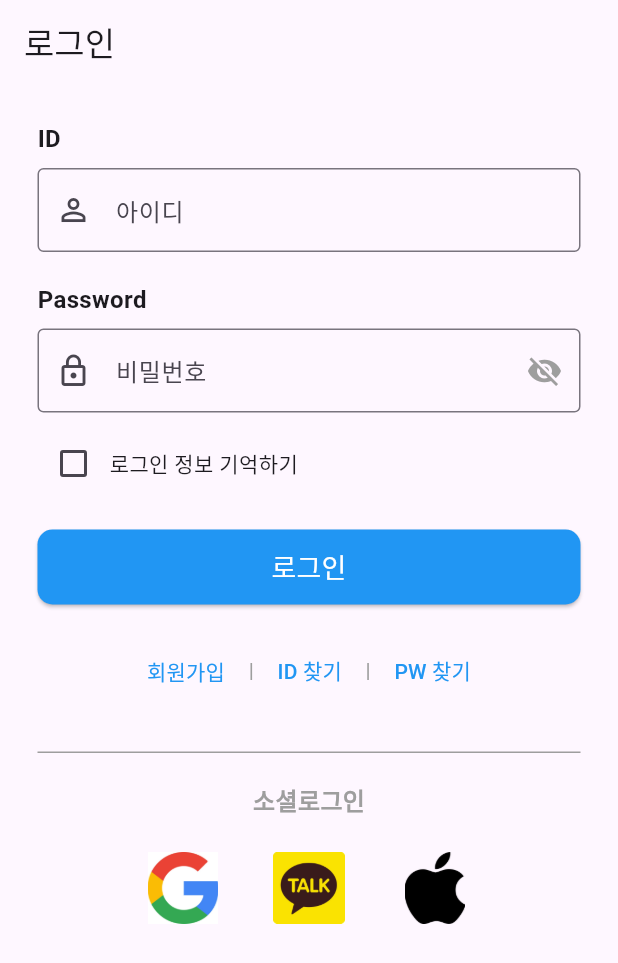
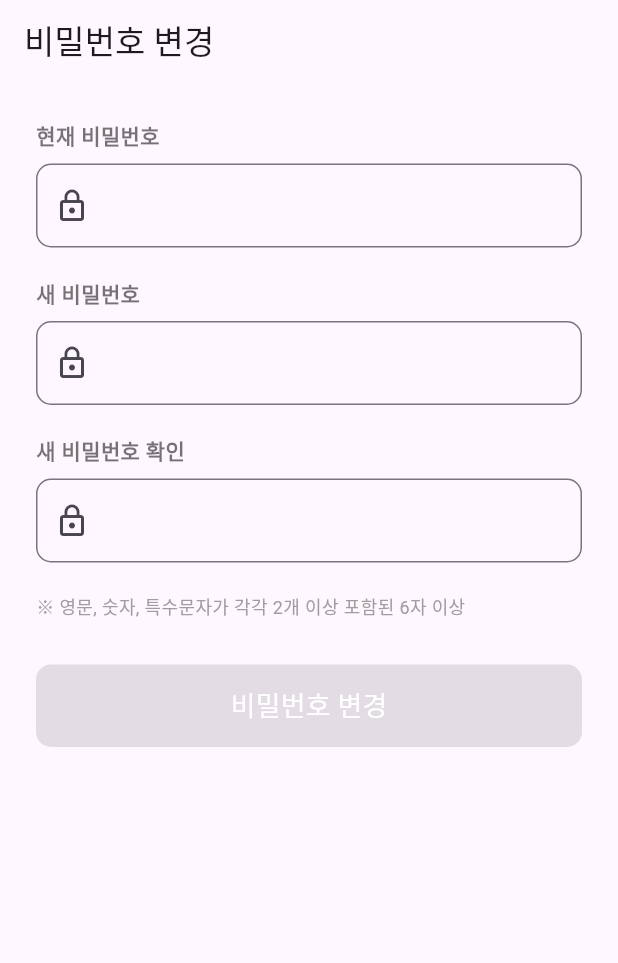
Before and after one commit to lee-yoo-jung/pbl, a Flutter app: the screen it shows after launch, on a phone screen of 412 x 824 dp. Shown: the top 963 px of the screen. Run offline on Flutter 3.47's test engine with Material 3 defaults, Android fonts, the light colour scheme and no system bars.

Commit message:
마이페이지_비밀번호 변경

```diff
--- a/lib/main.dart
+++ b/lib/main.dart
@@ -1,104 +1,110 @@
 import 'package:flutter/material.dart';
-import 'package:shared_preferences/shared_preferences.dart';
 
-void main() {
-  runApp(const LoginApp()); // LoginApp 위젯을 실행
+class PasswordChangePage extends StatefulWidget {
+  const PasswordChangePage ({super.key});
+
+  @override
+  State<PasswordChangePage> createState() => _PasswordChangePageState();
 }
 
-// 앱의 최상위 위젯, 앱 전체의 기본 설정을 담당
-class LoginApp extends StatelessWidget {
-  const LoginApp({super.key});
+class _PasswordChangePageState extends State<PasswordChangePage> {
+  final _formKey = GlobalKey<FormState>();
 
-  @override
-  Widget build(BuildContext context) {
-    return MaterialApp(
-      title: '로그인 데모',
-      theme: ThemeData( // 앱의 전체적인 테마 설정
-        primarySwatch: Colors.blue, // 앱의 기본 색상 팔레트 파란색
-        visualDensity: VisualDensity.adaptivePlatformDensity, // 플랫폼에 따라 UI 밀도 조절
-      ),
-      home: const LoginPage(), // 앱이 시작될 때 보여줄 첫 화면을 지정
-    );
-  }
-}
+  // 각 입력 필드의 텍스트를 제어하는 컨트롤러
+  final TextEditingController _currentPasswordController = TextEditingController();
+  final TextEditingController _newPasswordController = TextEditingController();
+  final TextEditingController _confirmPasswordController = TextEditingController();
 
-// 상태를 가질 수 있는 위젯. 사용자 입력에 따라 UI가 변해야 하므로 사용
-class LoginPage extends StatefulWidget {
-  const LoginPage({super.key});
+  bool _isNewPasswordValid = false;
+  bool _isPasswordMatch = false;
 
-  @override
-  State<LoginPage> createState() => _LoginPageState(); // 이 위젯의 상태를 관리할 객체를 생성
-}
+  // 비번 조건: 영문, 숫자, 특수문자가 각각 2종류 이상 조합된 6자 이상
+  static final RegExp _passwordRegex = RegExp(
+      r'^(?=.*[a-zA-Z].*[a-zA-Z])'
+      r'(?=.*[0-9].*[0-9])'
+      r'(?=.*[!@#\$%^&*].*[!@#\$%^&*])'
+      r'.{6,}$'
+  );
 
-// LoginPage의 상태를 관리하는 클래스
-class _LoginPageState extends State<LoginPage> {
-  final _formKey = GlobalKey<FormState>(); // Form 위젯의 상태를 관리하기 위한 전역 키
 
-  final TextEditingController _idController = TextEditingController(); // 아이디 입력 필드의 텍스트를 제어
-  final TextEditingController _passwordController = TextEditingController(); // 비밀번호 입력 필드의 텍스트를 제어
-
-  bool _rememberMe = false; // '로그인 정보 기억하기' 체크박스의 상태를 저장하는 변수
-  bool _isPasswordVisible = false;
-
-  // 로그인 정보 기억
   @override
   void initState() {
     super.initState();
-    WidgetsBinding.instance.addPostFrameCallback((_) {
-      _loadRememberMe();
-    });
+    // 새 비밀번호와 확인 비밀번호가 변경될 때마다 유효성 검사를 수행하도록 리스너 추가
+    _newPasswordController.addListener(_validateFields);
+    _confirmPasswordController.addListener(_validateFields);
   }
 
   @override
-  void dispose() {
-    _idController.dispose(); // 위젯이 사라질 때 컨트롤러 정리하여 메모리 누수 방지
-    _passwordController.dispose(); // 비밀번호 컨트롤러 정리
+  void dispose() {    // 리스너를 제거하고 컨트롤러를 해제하여 메모리 누수를 방지
+    _newPasswordController.removeListener(_validateFields);
+    _confirmPasswordController.removeListener(_validateFields);
+    _currentPasswordController.dispose();
+    _newPasswordController.dispose();
+    _confirmPasswordController.dispose();
     super.dispose();
   }
 
-  void _loadRememberMe() async {   //_loadRememberMe()처럼 await를 사용하는 비동기 함수는 별도로 호출
-    final prefs = await SharedPreferences.getInstance();
-    setState(() {
-      _rememberMe = (prefs.getBool('rememberMe') ?? false);
-      if (_rememberMe) {
-        _idController.text = (prefs.getString('id') ?? '');
-        _passwordController.text = (prefs.getString('password') ?? '');
-      }
-    });
+
+  // 모든 유효성 검사 및 버튼 활성화 상태를 업데이트
+  void _validateFields() {
+    final newPass = _newPasswordController.text;
+    final confirmPass = _confirmPasswordController.text;
+
+    // 새 비밀번호 조건 검사
+    final newPasswordValid = _passwordRegex.hasMatch(newPass);
+
+    // 새 비밀번호와 확인 비밀번호 일치 검사
+    final passwordMatch = newPass.isNotEmpty && newPass == confirmPass;
+
+    // 상태가 변경되었을 때만 UI 업데이트
+    if (_isNewPasswordValid != newPasswordValid || _isPasswordMatch != passwordMatch) {
+      setState(() {
+        _isNewPasswordValid = newPasswordValid;
+        _isPasswordMatch = passwordMatch;
+      });
+    }
   }
 
-  // 로그인 시 '로그인 정보 기억하기' 상태를 저장
-  void _validateAndLogin() async {
-    if (_formKey.currentState!.validate()) {
-      String id = _idController.text;
-      String password = _passwordController.text;
 
-      final prefs = await SharedPreferences.getInstance();
+  // '비밀번호 변경' 버튼 활성화 여부를 결정하는 함수
+  bool _isButtonEnabled() {
+    return _currentPasswordController.text.isNotEmpty && _isNewPasswordValid && _isPasswordMatch;
+    // 현재 비밀번호가 비어있지 않고, 새 비밀번호가 유효하며, 두개의 새 비밀번호가 일치해야 함
+  }
 
-      if (_rememberMe) {
-        // 체크박스가 선택된 경우, 아이디, 비밀번호, 상태를 저장
-        await prefs.setString('id', id);
-        await prefs.setString('password', password);
-        await prefs.setBool('rememberMe', true);
-        print('아이디와 비밀번호가 기기에 저장되었습니다.');
-      } else {
-        // 체크박스가 해제된 경우, 저장된 정보를 삭제
-        await prefs.remove('id');
-        await prefs.remove('password');
-        await prefs.remove('rememberMe');
-        print('아이디와 비밀번호가 기기에서 삭제되었습니다.');
-      }
+  // '비밀번호 변경' 버튼 클릭 시 실행될 함수
+  void _changePassword() {
+    // 폼 유효성 검사 및 버튼 활성화 상태 확인
+    if (_formKey.currentState!.validate() && _isButtonEnabled()) {
 
-      // 로그인 성공 시 팝업(AlertDialog)을 띄움
+      // 실제 서버 API 호출을 통해 비밀번호를 변경하는 로직 구현
+
+
+      // 변경 성공 팝업
       showDialog(
         context: context,
         builder: (context) => AlertDialog(
-          title: const Text('로그인 성공'), // 팝업의 제목
-          content: Text('아이디: $id\n비밀번호: $password\n로그인 정보 기억하기: $_rememberMe'),
+          title: const Text('변경 성공'),
+          content: const Text('비밀번호가 성공적으로 변경되었습니다.'),
           actions: [
             TextButton(
-              onPressed: () => Navigator.pop(context), // 버튼을 누르면 팝업이 닫힘
-              child: const Text('확인'), // 버튼에 표시될 텍스트
+              onPressed: () => Navigator.pop(context),
+              child: const Text('확인'),
+            ),
+          ],
+        ),
+      );
+    } else if (!_currentPasswordController.text.isNotEmpty) {   // 현재 비밀번호를 입력하지 않았다면
+      showDialog(
+        context: context,
+        builder: (context) => AlertDialog(
+          title: const Text('오류'),
+          content: const Text('현재 비밀번호를 입력해주세요.'),
+          actions: [
+            TextButton(
+              onPressed: () => Navigator.pop(context),
+              child: const Text('확인'),
             ),
           ],
         ),
@@ -106,204 +112,152 @@ class _LoginPageState extends State<LoginPage> {
     }
   }
 
-  // '회원가입' 버튼을 눌렀을 때 실행되는 함수
-  void _onSignUpPressed() {
-    print('회원가입 버튼 클릭');
-  }
+  // 비밀번호 입력 필드를 위한 공통 위젯 생성 함수
+  Widget _buildPasswordField({
+    required String label,
+    required TextEditingController controller,
+    bool isNewPassword = false,
+    bool isConfirmPassword = false,
+  }) {
 
-  // 'ID 찾기' 버튼을 눌렀을 때 실행되는 함수
-  void _onFindIdPressed() {
-    print('ID 찾기 버튼 클릭');
-  }
+    // 유효성 검사 상태에 따라 아이콘 결정
+    Widget? getSuffixIcon() {
+      if (isNewPassword) {
+        if (controller.text.isEmpty) return null; // 텍스트가 없으면 아이콘 표시 안 함
+        return Icon(
+          _isNewPasswordValid ? Icons.check_circle : Icons.cancel,
+          color: _isNewPasswordValid ? Colors.green : Colors.red,
+        );
+      }
+      if (isConfirmPassword) {
+        if (controller.text.isEmpty) return null;
+        return Icon(
+          _isPasswordMatch ? Icons.check_circle : Icons.cancel,
+          color: _isPasswordMatch ? Colors.green : Colors.red,
+        );
+      }
+      return null;
+    }
 
-  // 'PW 찾기' 버튼을 눌렀을 때 실행되는 함수
-  void _onFindPwPressed() {
-    print('PW 찾기 버튼 클릭');
-  }
+    return Column(
+      crossAxisAlignment: CrossAxisAlignment.start,
+      children: [
 
-  // 소셜 로그인 버튼을 눌렀을 때 실행될 함수. 어떤 버튼인지 인자로 받음
-  void _onSocialLoginPressed(String platform) {
-    print('$platform로 소셜 로그인 시도');
+        // 필드 제목
+        Text(
+          label,
+          style: const TextStyle(
+            fontSize: 14,
+            fontWeight: FontWeight.bold,
+            color: Colors.black54,
+          ),
+        ),
+        const SizedBox(height: 8),
+
+        // 실제 비밀번호 입력 필드
+        TextFormField(
+          controller: controller,
+          obscureText: true,     // 입력 텍스트 가리기
+          decoration: InputDecoration(
+            border: const OutlineInputBorder(
+              borderRadius: BorderRadius.all(Radius.circular(10)),
+            ),
+            prefixIcon: const Icon(Icons.lock_outline),
+            suffixIcon: getSuffixIcon(),
+          ),
+          validator: (value) {
+            // 폼 제출 시 실행되는 최종 유효성 검사
+            if (value == null || value.isEmpty) {
+              return '비밀번호를 입력해주세요.';
+            }
+            if (isNewPassword && !_isNewPasswordValid && value.isNotEmpty) {
+              return '비밀번호 조건을 만족하지 못합니다.';
+            }
+            if (isConfirmPassword && !_isPasswordMatch && value.isNotEmpty) {
+              return '새 비밀번호와 일치하지 않습니다.';
+            }
+            return null; // 유효성 통과
+          },
+        ),
+        const SizedBox(height: 20),
+      ],
+    );
   }
 
   @override
   Widget build(BuildContext context) {
-    return Scaffold( // 기본적인 Material 디자인 레이아웃 구조를 제공
+    return Scaffold(
       appBar: AppBar(
-        title: const Text('로그인'),
+        title: const Text('비밀번호 변경'),
       ),
-      body: SingleChildScrollView(
-        child: Padding(
-          padding: const EdgeInsets.all(25),  // 모든 방향에 25의 여백
-          child: Form(                        // 폼을 생성하여 유효성 검사를 쉽게 만듦
-            key: _formKey,                    // 폼의 상태를 관리하기 위해 key를 연결
-            child: Column(
-              mainAxisAlignment: MainAxisAlignment.center, // 자식들을 세로 방향 중앙에 정렬
-              crossAxisAlignment: CrossAxisAlignment.start, // 자식들을 가로 방향 왼쪽으로 정렬
-              children: [
-                const Text(
-                  'ID',
+      body: SingleChildScrollView(    // 내용이 넘칠 경우 스크롤 가능하게 해줌
+        padding: const EdgeInsets.all(24),
+        child: Form(
+          key: _formKey, // 폼 상태 관리를 위한 키
+          child: Column(
+            crossAxisAlignment: CrossAxisAlignment.start,
+            children: [
+
+              // 현재 비밀번호 입력 필드
+              _buildPasswordField(
+                label: '현재 비밀번호',
+                controller: _currentPasswordController,
+              ),
+
+              // 새 비밀번호 입력 필드
+              _buildPasswordField(
+                label: '새 비밀번호',
+                controller: _newPasswordController,
+                isNewPassword: true,
+              ),
+
+              // 새 비밀번호 확인 입력 필드
+              _buildPasswordField(
+                label: '새 비밀번호 확인',
+                controller: _confirmPasswordController,
+                isConfirmPassword: true,
+              ),
+
+              // 비밀번호 조건 안내 텍스트
+              const Padding(
+                padding: EdgeInsets.only(bottom: 30),
+                child: Text(
+                  '※ 영문, 숫자, 특수문자가 각각 2개 이상 포함된 6자 이상',
                   style: TextStyle(
-                    fontSize: 16,
-                    fontWeight: FontWeight.bold,
+                    fontSize: 12,
+                    color: Colors.grey,
                   ),
                 ),
-                const SizedBox(height: 8),    // 위젯 사이에 8만큼의 세로 간격
-                TextFormField(                // 텍스트 입력 필드
-                  controller: _idController,  // _idController와 연결
-                  decoration: const InputDecoration(     // 입력 필드의 디자인 설정
-                    labelText: '아이디',                  // 필드가 비어있을 때 표시될 힌트 텍스트
-                    border: OutlineInputBorder(),        // 테두리
-                    prefixIcon: Icon(Icons.person_outline),      // 필드 왼쪽에 사람 아이콘
+              ),
+
+              // 비밀번호 변경 버튼
+              ElevatedButton(
+                // _isButtonEnabled() 결과에 따라 버튼 활성화/비활성화 결정
+                onPressed: _isButtonEnabled() ? _changePassword : null,
+                style: ElevatedButton.styleFrom(
+                  backgroundColor: Colors.blue,
+                  minimumSize: const Size(double.infinity, 55),
+                  shape: RoundedRectangleBorder(
+                    borderRadius: BorderRadius.circular(10),
                   ),
-                  validator: (value) {                   // 입력값이 유효한지 검사
-                    if (value == null || value.isEmpty) {
-                      return '아이디를 입력해주세요.';
-                    }
-                    return null;
-                  },
+                  elevation: 5,
                 ),
-                const SizedBox(height: 20),
-                const Text(
-                  'Password',
-                  style: TextStyle(
-                    fontSize: 16,
-                    fontWeight: FontWeight.bold,
-                  ),
+                child: const Text(
+                  '비밀번호 변경',
+                  style: TextStyle(fontSize: 18, color: Colors.white),
                 ),
-                const SizedBox(height: 8),
-                TextFormField(
-                  controller: _passwordController,
-                  obscureText: !_isPasswordVisible, // 입력된 글자를 숨겨줌 (비밀번호용)
-                  decoration: InputDecoration(
-                    labelText: '비밀번호',
-                    border: OutlineInputBorder(),
-                    prefixIcon: Icon(Icons.lock_outline),
-                    suffixIcon: IconButton(
-                      icon: Icon(
-                        _isPasswordVisible ? Icons.visibility : Icons.visibility_off,
-                        color: Colors.grey,
-                      ),
-                      onPressed: () {
-                        setState(() {
-                          _isPasswordVisible = !_isPasswordVisible;
-                        });
-                      },
-                    ),
-                  ),
-                  validator: (value) {
-                    if (value == null || value.isEmpty) {
-                      return '비밀번호를 입력해주세요.';
-                    }
-                    if (value.length < 6) {
-                      return '비밀번호는 6자 이상이어야 합니다.';
-                    }
-                    return null;
-                  },
-                ),
-                const SizedBox(height: 10),
-                Row(
-                  children: [
-                    Checkbox(
-                      value: _rememberMe, // 체크박스의 현재 상태(_rememberMe)를 표시
-                      onChanged: (bool? value) { // 체크박스가 눌렸을 때 실행
-                        setState(() { // 위젯의 상태가 변경되었음을 알리고 화면을 다시 그림
-                          _rememberMe = value ?? false; // _rememberMe 변수 값을 업데이트
-                        });
-                      },
-                    ),
-                    const Text('로그인 정보 기억하기'),
-                  ],
-                ),
-                const SizedBox(height: 20),
-                ElevatedButton(                 // 튀어나와 보이는 버튼
-                  onPressed: _validateAndLogin, // 버튼을 누르면 _validateAndLogin 함수를 호출
-                  style: ElevatedButton.styleFrom(
-                    backgroundColor: Colors.blue,
-                    minimumSize: const Size(double.infinity, 50), // 가로 전체, 세로 50
-                    shape: RoundedRectangleBorder(
-                      borderRadius: BorderRadius.circular(10), // 버튼 모서리를 둥글게
-                    ),
-                  ),
-                  child: const Text(
-                    '로그인',
-                    style: TextStyle(fontSize: 18, color: Colors.white),
-                  ),
-                ),
-                const SizedBox(height: 20),
-                Row(
-                  mainAxisAlignment: MainAxisAlignment.center,
-                  children: [
-                    TextButton(
-                      onPressed: _onSignUpPressed, // 버튼을 누르면 _onSignUpPressed 함수를 호출
-                      child: const Text('회원가입', style: TextStyle(color: Colors.blue)),
-                    ),
-                    const Text(' | ', style: TextStyle(color: Colors.grey)),
-                    TextButton(
-                      onPressed: _onFindIdPressed,
-                      child: const Text('ID 찾기', style: TextStyle(color: Colors.blue)),
-                    ),
-                    const Text(' | ', style: TextStyle(color: Colors.grey)),
-                    TextButton(
-                      onPressed: _onFindPwPressed,
-                      child: const Text('PW 찾기', style: TextStyle(color: Colors.blue)),
-                    ),
-                  ],
-                ),
-                const SizedBox(height: 30),
-                const Divider(height: 1, thickness: 1, color: Colors.grey), // 가로 구분선
-                const SizedBox(height: 20),
-                const Center(
-                  child: Text(
-                    '소셜로그인',
-                    style: TextStyle(
-                      fontSize: 16,
-                      fontWeight: FontWeight.bold,
-                      color: Colors.grey,
-                    ),
-                  ),
-                ),
-                const SizedBox(height: 15),
-                Row(
-                  mainAxisAlignment: MainAxisAlignment.center,
-                  children: [
-                    IconButton( // 아이콘 형태 버튼
-                      iconSize: 48,
-                      onPressed: () => _onSocialLoginPressed('Google'),
-                      icon: Image.asset(
-                        'assets/images/google.jpg',
-                        width: 48,
-                        height: 48,
-                      ),
-                    ),
-                    const SizedBox(width: 20),
-                    IconButton(
-                      iconSize: 48,
-                      onPressed: () => _onSocialLoginPressed('KakaoTalk'),
-                      icon: Image.asset(
-                        'assets/images/kakao.jpg',
-                        width: 48,
-                        height: 48,
-                      ),
-                    ),
-                    const SizedBox(width: 20),
-
-                    IconButton(
-                      iconSize: 48,
-                      onPressed: () => _onSocialLoginPressed('Apple'),
-                      icon: Image.asset(
-                        'assets/images/apple.png',
-                        width: 48,
-                        height: 48,
-                      ),
-                    ),
-                  ],
-                ),
-              ],
-            ),
+              ),
+            ],
           ),
         ),
       ),
     );
   }
 }
+
+// 실행
+void main() {
+  runApp(const MaterialApp(
+    home: PasswordChangePage(),
+  ));
+}
```
